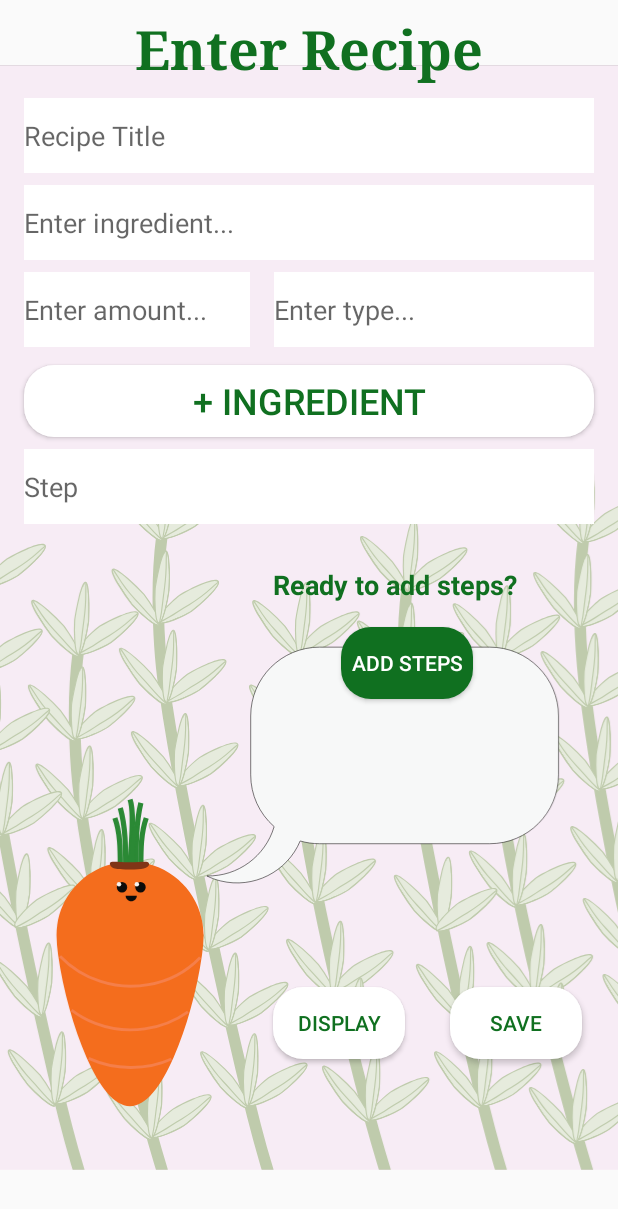
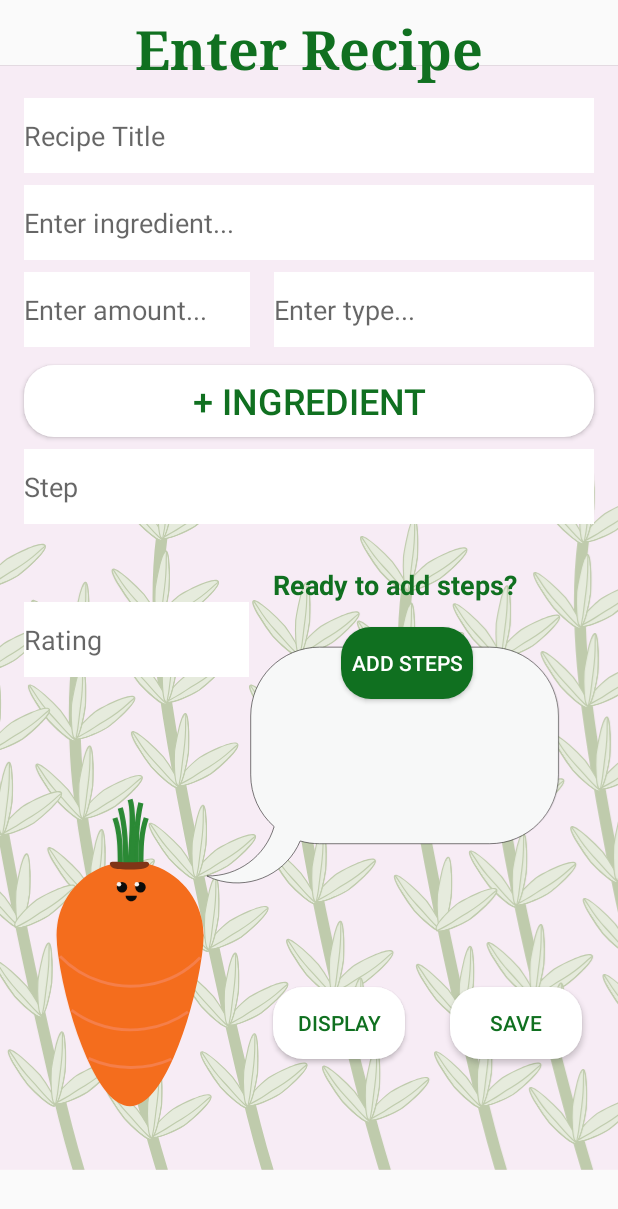
Before and after one commit to meg21allred/ThymeSavor, an Android app: the NewRecipeActivity screen opened directly, with no data from a screen before it, on a phone screen of 412 x 824 dp. Shown: the top 1209 px of the screen. Run offline under Robolectric (Android 15) with nearby library versions, the phone set to English and light mode, and no system bars; our stand-ins replace Room's generated code; Roboto replaces fonts that are not available here.

Commit message:
just a couple rating things

```diff
--- a/app/src/main/res/layout/activity_new_recipe.xml
+++ b/app/src/main/res/layout/activity_new_recipe.xml
@@ -186,4 +186,20 @@
         app:layout_constraintTop_toBottomOf="@+id/addStepsActivityBtn"
         app:layout_constraintVertical_bias="0.619" />
 
+    <EditText
+        android:id="@+id/ratingDisplayET"
+        android:layout_width="150dp"
+        android:layout_height="50dp"
+        android:layout_marginStart="16dp"
+        android:layout_marginTop="52dp"
+        android:layout_marginEnd="16dp"
+        android:background="#ffffff"
+        android:ems="10"
+        android:hint="Rating"
+        android:inputType="textPersonName"
+        app:layout_constraintEnd_toEndOf="parent"
+        app:layout_constraintHorizontal_bias="0.0"
+        app:layout_constraintStart_toStartOf="parent"
+        app:layout_constraintTop_toBottomOf="@+id/stepET" />
+
 </androidx.constraintlayout.widget.ConstraintLayout>
```
